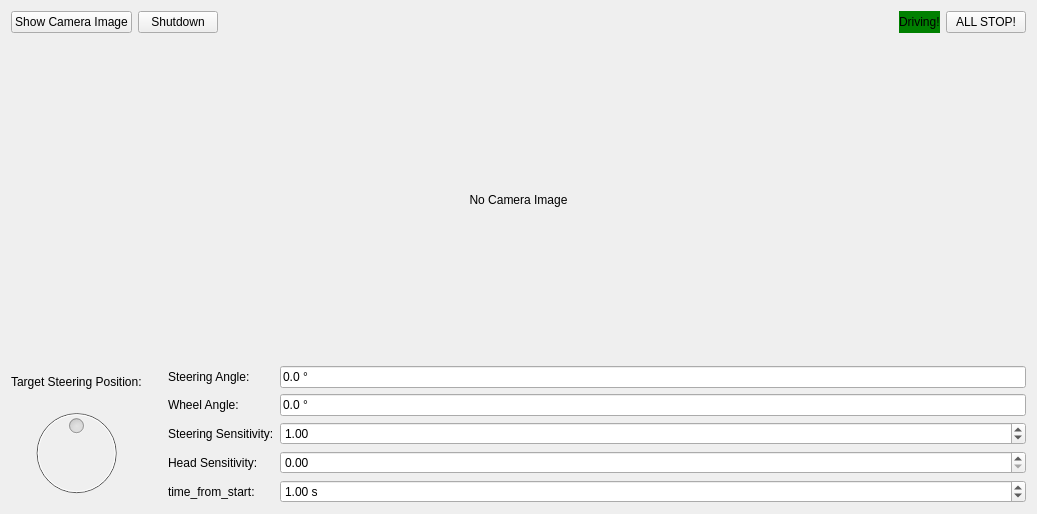
hector-humanoid/humanoid_driving, file thor_mang_driving_widget/src/driving_widget.ui: the form before one commit.
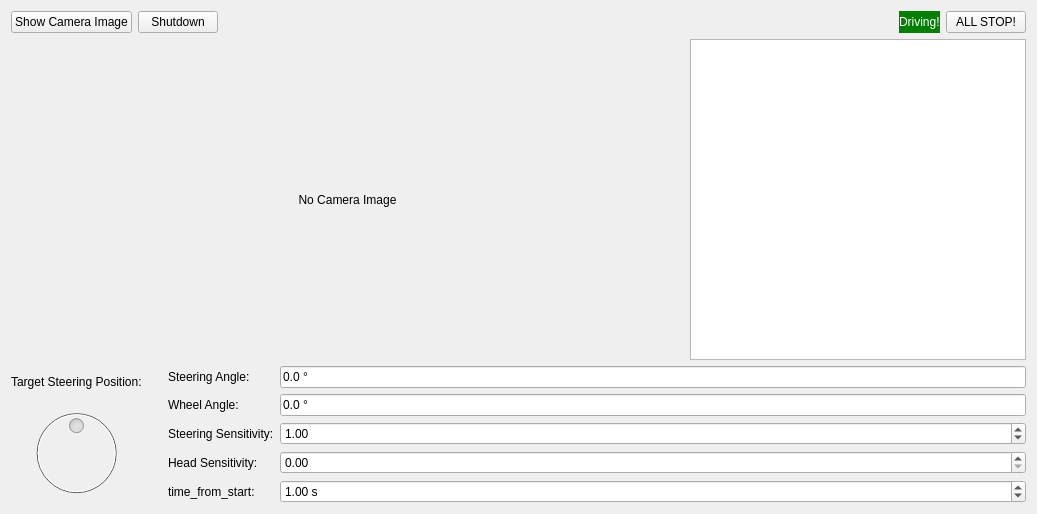
The form after the commit.

Commit message: added wheel visualization

```diff
--- a/thor_mang_driving_widget/src/driving_widget.ui
+++ b/thor_mang_driving_widget/src/driving_widget.ui
@@ -71,7 +71,8 @@
       <item>
        <widget class="QLabel" name="label_DrivingActive">
         <property name="styleSheet">
-         <string notr="true">background-color:green;</string>
+         <string notr="true">background-color:green;
+color:white;</string>
         </property>
         <property name="text">
          <string>Driving!</string>
@@ -102,6 +103,8 @@
      </layout>
     </item>
     <item>
+     <layout class="QHBoxLayout" name="horizontalLayout_3" stretch="2,1">
+      <item>
      <widget class="QLabel" name="label_CameraImage">
       <property name="text">
        <string>No Camera Image</string>
@@ -110,6 +113,11 @@
        <set>Qt::AlignCenter</set>
       </property>
      </widget>
+      </item>
+      <item>
+       <widget class="QGraphicsView" name="graphicsView_Wheels"/>
+      </item>
+     </layout>
     </item>
     <item>
      <layout class="QHBoxLayout" name="horizontalLayout_2" stretch="0,0,0">
```
Lines whose indentation alone changed are shown as unchanged. The commit also changes 4 other files.
